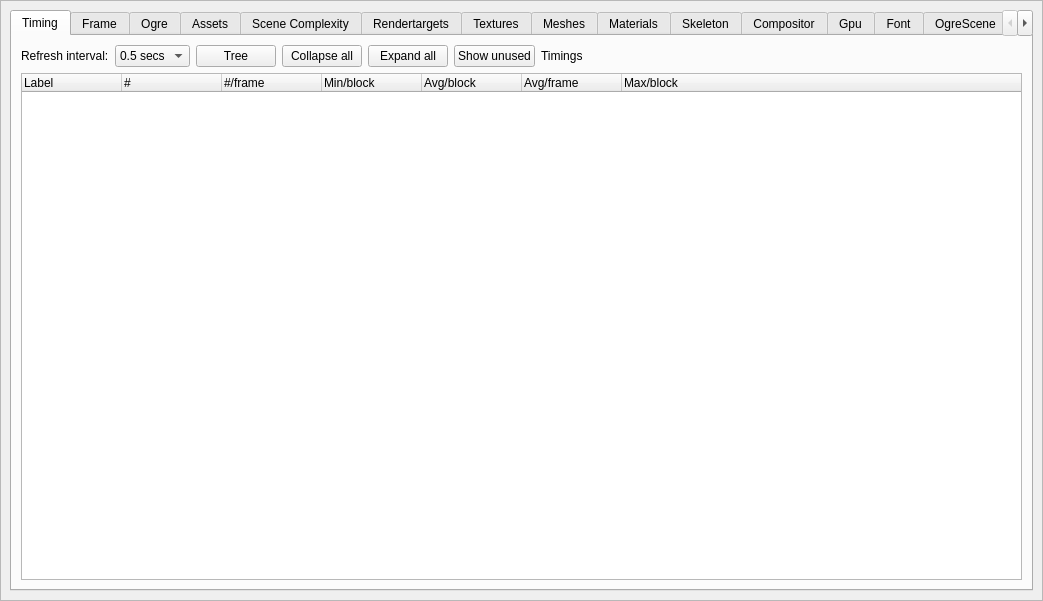
This is bin/data/ui/profiler.ui in realXtend/tundra as Qt 5 draws it before an edit. The edited form follows.
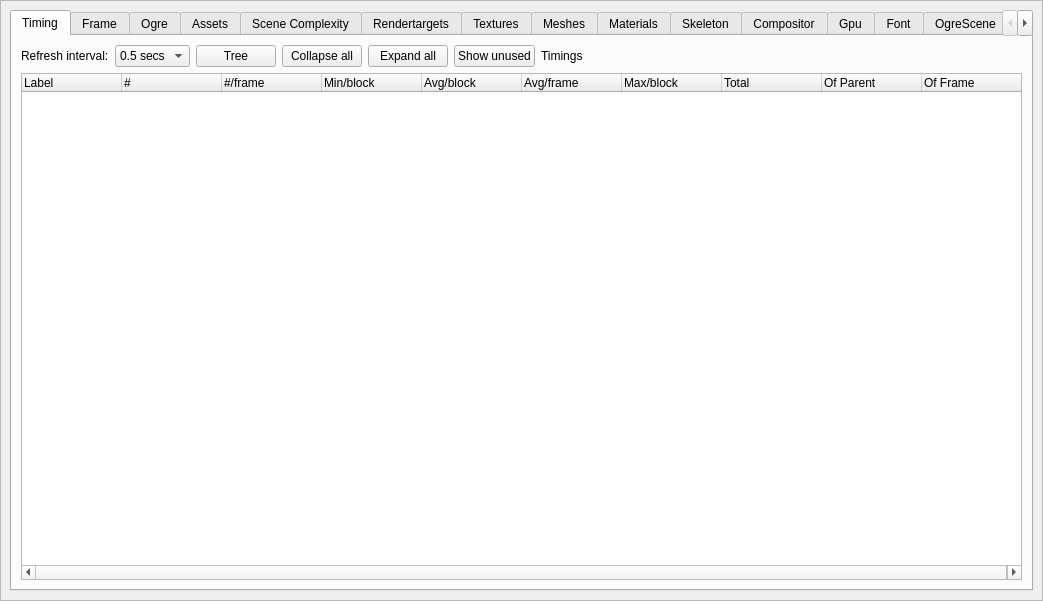
This is the edited form.

Commit message: Added support for showing total msecs spent of the whole timing period in profiler, as well as % of parent and % of frame.

```diff
--- a/bin/data/ui/profiler.ui
+++ b/bin/data/ui/profiler.ui
@@ -137,7 +137,7 @@
           <item row="1" column="0" colspan="8">
            <widget class="QTreeWidget" name="treeProfilingData">
             <property name="columnCount">
-             <number>7</number>
+             <number>10</number>
             </property>
             <column>
              <property name="text">
@@ -174,6 +174,21 @@
               <string>Max/block</string>
              </property>
             </column>
+            <column>
+             <property name="text">
+              <string>Total</string>
+             </property>
+            </column>
+            <column>
+             <property name="text">
+              <string>Of Parent</string>
+             </property>
+            </column>
+            <column>
+             <property name="text">
+              <string>Of Frame</string>
+             </property>
+            </column>
            </widget>
           </item>
           <item row="0" column="6">
```
The commit also changes 2 other files.
